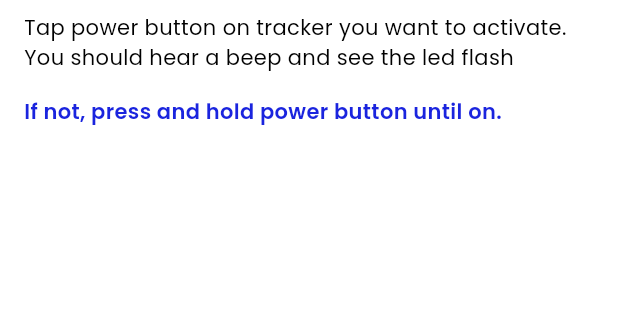
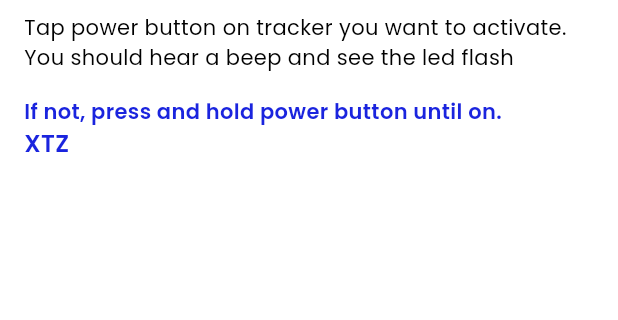
Before and after one commit to afloatwont/PloofyPaws-App, a Flutter app: the TrackerPairingMode screen opened directly, on a phone screen of 412 x 824 dp, the part 246-566 px from its top. Run offline on Flutter 3.47's test engine with Material 3 defaults, Android fonts, the phone set to English and light mode, and no system bars; our stand-ins replace dio, file_picker, firebase_core, flutter_form_builder, flutter_riverpod, flutter_svg and 13 more; missing offline and left inert: mobile_scanner, pull_down_button, razorpay_flutter; accounts and stored records are empty.

Commit message:
firebase added

```diff
--- a/lib/pages/tracker/pairing.dart
+++ b/lib/pages/tracker/pairing.dart
@@ -113,8 +113,11 @@ class _TrackerPairingModeState extends State<TrackerPairingMode> {
                   Text("Tap power button on tracker you want to activate. You should hear a beep and see the led flash",
                       style: typography(context).smallBody),
                   const SizedBox(height: 16),
-                  Text("If not, press and hold power button until on.",
-                      style: typography(context).strongSmallBody.copyWith(color: colors(context).primary.s500)),
+                  Text(
+                    "If not, press and hold power button until on.",
+                    style: typography(context).strongSmallBody.copyWith(color: colors(context).primary.s500),
+                  ),
+                  Text('XTZ',style:typography(context).strong.copyWith(color:colors(context).primary.s500 ),)
                 ],
               ),
             )
--- a/pubspec.yaml
+++ b/pubspec.yaml
@@ -15,6 +15,7 @@ dependencies:
 
 
   cupertino_icons: ^1.0.6
+  firebase_core:
   google_fonts: ^6.2.1
   modal_bottom_sheet: ^3.0.0
   flutter_native_splash: ^2.4.0
```
Also changed, not shown: firebase.json (added), lib/firebase_options.dart (added), pubspec.lock, 3 other files.
